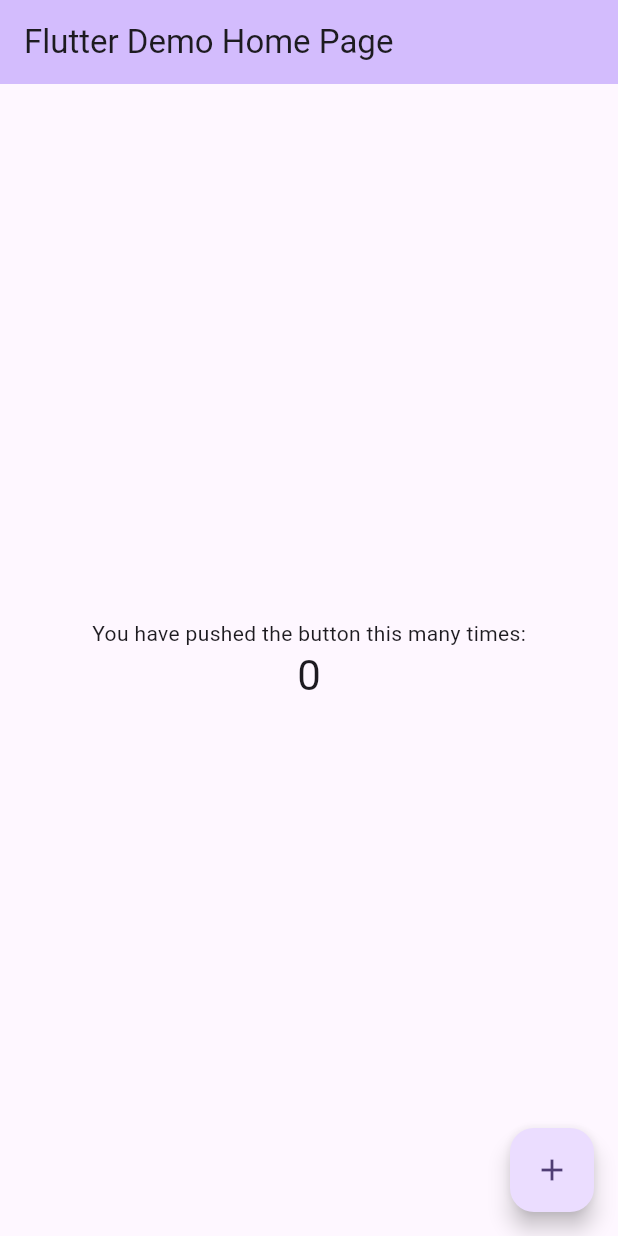
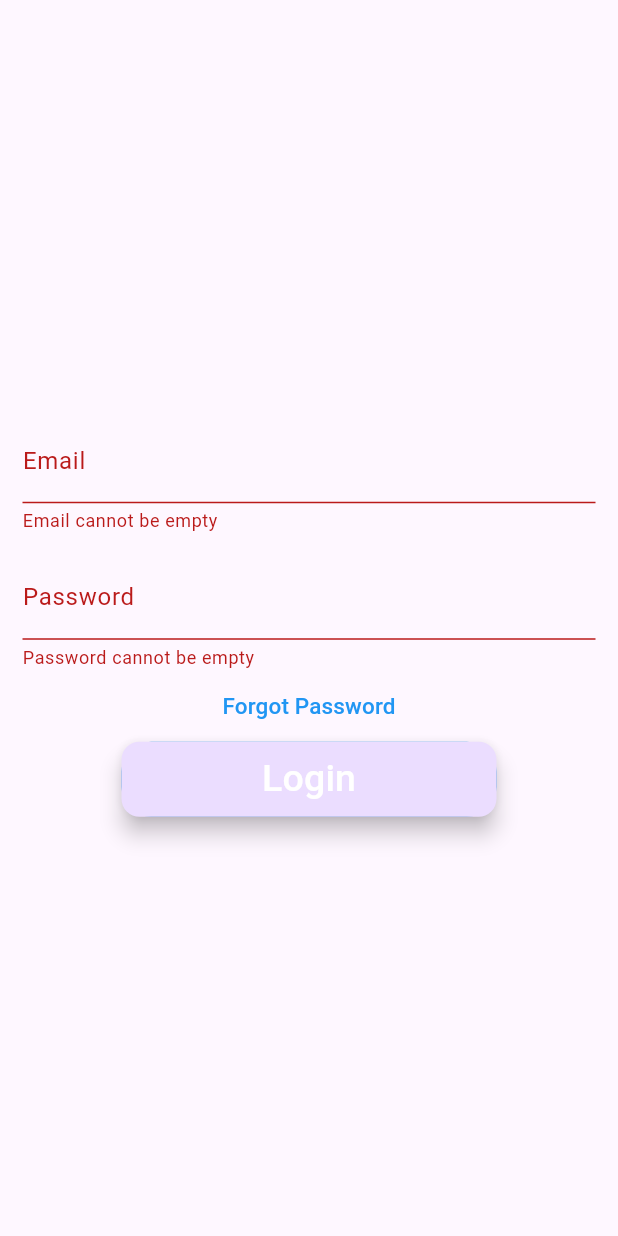
Before and after one commit to lukas-niederstaetter/BoulderApp, a Flutter app: the screen it shows after launch, on a phone screen of 412 x 824 dp. Run offline on Flutter 3.47's test engine with Material 2 defaults, Android fonts, the phone set to English and light mode, and no system bars.

Commit message:
Created first Login Screen and Dashboard site to get to when logged in. TODO: Forget password and signup next

```diff
--- a/lib/main.dart
+++ b/lib/main.dart
@@ -1,3 +1,4 @@
+import 'package:boulder_app/dashboard.dart';
 import 'package:flutter/material.dart';
 
 void main() {
@@ -13,113 +14,122 @@ class MyApp extends StatelessWidget {
     return MaterialApp(
       title: 'Flutter Demo',
       theme: ThemeData(
-        // This is the theme of your application.
-        //
-        // TRY THIS: Try running your application with "flutter run". You'll see
-        // the application has a blue toolbar. Then, without quitting the app,
-        // try changing the seedColor in the colorScheme below to Colors.green
-        // and then invoke "hot reload" (save your changes or press the "hot
-        // reload" button in a Flutter-supported IDE, or press "r" if you used
-        // the command line to start the app).
-        //
-        // Notice that the counter didn't reset back to zero; the application
-        // state is not lost during the reload. To reset the state, use hot
-        // restart instead.
-        //
-        // This works for code too, not just values: Most code changes can be
-        // tested with just a hot reload.
         colorScheme: ColorScheme.fromSeed(seedColor: Colors.deepPurple),
         useMaterial3: true,
       ),
-      home: const MyHomePage(title: 'Flutter Demo Home Page'),
+      home: const LoginPage(),
     );
   }
 }
 
-class MyHomePage extends StatefulWidget {
-  const MyHomePage({super.key, required this.title});
+class LoginPage extends StatefulWidget {
+  const LoginPage({super.key});
 
-  // This widget is the home page of your application. It is stateful, meaning
-  // that it has a State object (defined below) that contains fields that affect
-  // how it looks.
-
-  // This class is the configuration for the state. It holds the values (in this
-  // case the title) provided by the parent (in this case the App widget) and
-  // used by the build method of the State. Fields in a Widget subclass are
-  // always marked "final".
-
-  final String title;
 
   @override
-  State<MyHomePage> createState() => _MyHomePageState();
+  State<LoginPage> createState() => _LoginPage();
 }
 
-class _MyHomePageState extends State<MyHomePage> {
-  int _counter = 0;
+class _LoginPage extends State<LoginPage> {
+  final _emailPadding = const EdgeInsets.symmetric(horizontal: 15);
+  final _pwdPadding = const EdgeInsets.only(
+      left: 15.0, right: 15.0, top: 15, bottom: 0);
 
-  void _incrementCounter() {
-    setState(() {
-      // This call to setState tells the Flutter framework that something has
-      // changed in this State, which causes it to rerun the build method below
-      // so that the display can reflect the updated values. If we changed
-      // _counter without calling setState(), then the build method would not be
-      // called again, and so nothing would appear to happen.
-      _counter++;
-    });
+  final _email = TextEditingController();
+  final _pwd = TextEditingController();
+  bool _emailValidate = false;
+  bool _pwdValidate = false;
+
+  @override
+  void dispose() {
+    _email.dispose();
+    _pwd.dispose();
+    super.dispose();
+  }
+
+  void checkTextState(){
+    if(_email.text.isEmpty){
+      setState(() {
+        _emailValidate = false;
+      });
+    }
+    else {
+      setState(() {
+        _emailValidate = true;
+      });
+    }
+    if(_pwd.text.isEmpty){
+      setState(() {
+        _pwdValidate = false;
+      });
+    }
+    else {
+      setState(() {
+        _pwdValidate = true;
+      });
+    }
   }
 
   @override
   Widget build(BuildContext context) {
-    // This method is rerun every time setState is called, for instance as done
-    // by the _incrementCounter method above.
-    //
-    // The Flutter framework has been optimized to make rerunning build methods
-    // fast, so that you can just rebuild anything that needs updating rather
-    // than having to individually change instances of widgets.
     return Scaffold(
-      appBar: AppBar(
-        // TRY THIS: Try changing the color here to a specific color (to
-        // Colors.amber, perhaps?) and trigger a hot reload to see the AppBar
-        // change color while the other colors stay the same.
-        backgroundColor: Theme.of(context).colorScheme.inversePrimary,
-        // Here we take the value from the MyHomePage object that was created by
-        // the App.build method, and use it to set our appbar title.
-        title: Text(widget.title),
-      ),
       body: Center(
-        // Center is a layout widget. It takes a single child and positions it
-        // in the middle of the parent.
         child: Column(
-          // Column is also a layout widget. It takes a list of children and
-          // arranges them vertically. By default, it sizes itself to fit its
-          // children horizontally, and tries to be as tall as its parent.
-          //
-          // Column has various properties to control how it sizes itself and
-          // how it positions its children. Here we use mainAxisAlignment to
-          // center the children vertically; the main axis here is the vertical
-          // axis because Columns are vertical (the cross axis would be
-          // horizontal).
-          //
-          // TRY THIS: Invoke "debug painting" (choose the "Toggle Debug Paint"
-          // action in the IDE, or press "p" in the console), to see the
-          // wireframe for each widget.
           mainAxisAlignment: MainAxisAlignment.center,
           children: <Widget>[
-            const Text(
-              'You have pushed the button this many times:',
+            Padding(
+              padding: _emailPadding,
+              child: TextField(
+                controller: _email,
+                decoration: InputDecoration(
+                  labelText: 'Email',
+                  errorText: !(_emailValidate) ? 'Email cannot be empty' : null,
+                ),
+              ),
             ),
-            Text(
-              '$_counter',
-              style: Theme.of(context).textTheme.headlineMedium,
+            Padding(
+              padding: _pwdPadding,
+              child: TextField(
+                obscureText: true,
+                controller: _pwd,
+                decoration: InputDecoration(
+                  labelText: 'Password',
+                  errorText: !(_pwdValidate) ? 'Password cannot be empty' : null,
+                ),
+              ),
+            ),
+            TextButton(
+              onPressed: (){
+                //TODO FORGOT PASSWORD SCREEN GOES HERE
+              },
+              child: const Text(
+                'Forgot Password',
+                style: TextStyle(color: Colors.blue, fontSize: 15),
+              ),
+            ),
+            Container(
+              height: 50,
+              width: 250,
+              decoration: BoxDecoration(
+                  color: Colors.blue, borderRadius: BorderRadius.circular(20)),
+              child: FloatingActionButton.small(
+                heroTag: 'login-btn',
+                onPressed: () {
+                  checkTextState();
+                  if(_emailValidate && _pwdValidate){
+                    Navigator.push(
+                      context, MaterialPageRoute(builder: (_) => const Dashboard()));
+                  }
+                },
+                child: const Text(
+                  'Login',
+                  style: TextStyle(color: Colors.white, fontSize: 25),
+                ),
+              ),
             ),
           ],
         ),
       ),
-      floatingActionButton: FloatingActionButton(
-        onPressed: _incrementCounter,
-        tooltip: 'Increment',
-        child: const Icon(Icons.add),
-      ), // This trailing comma makes auto-formatting nicer for build methods.
     );
   }
 }
```
Also changed, not shown: lib/dashboard.dart (added, +20 -0 lines).
